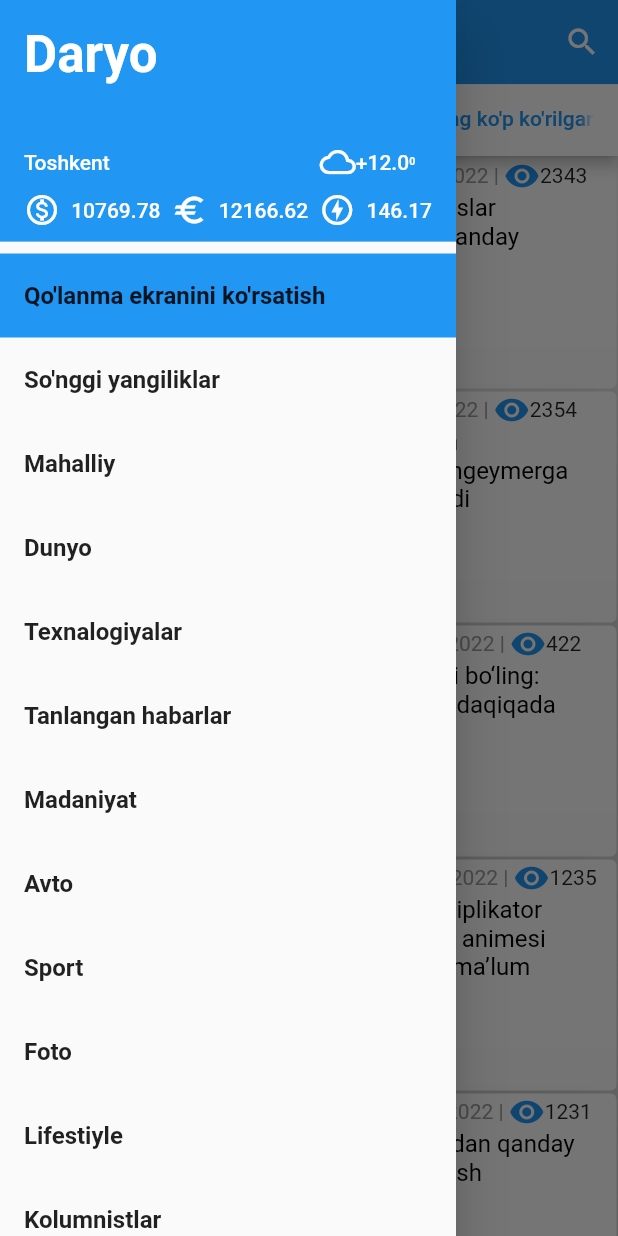
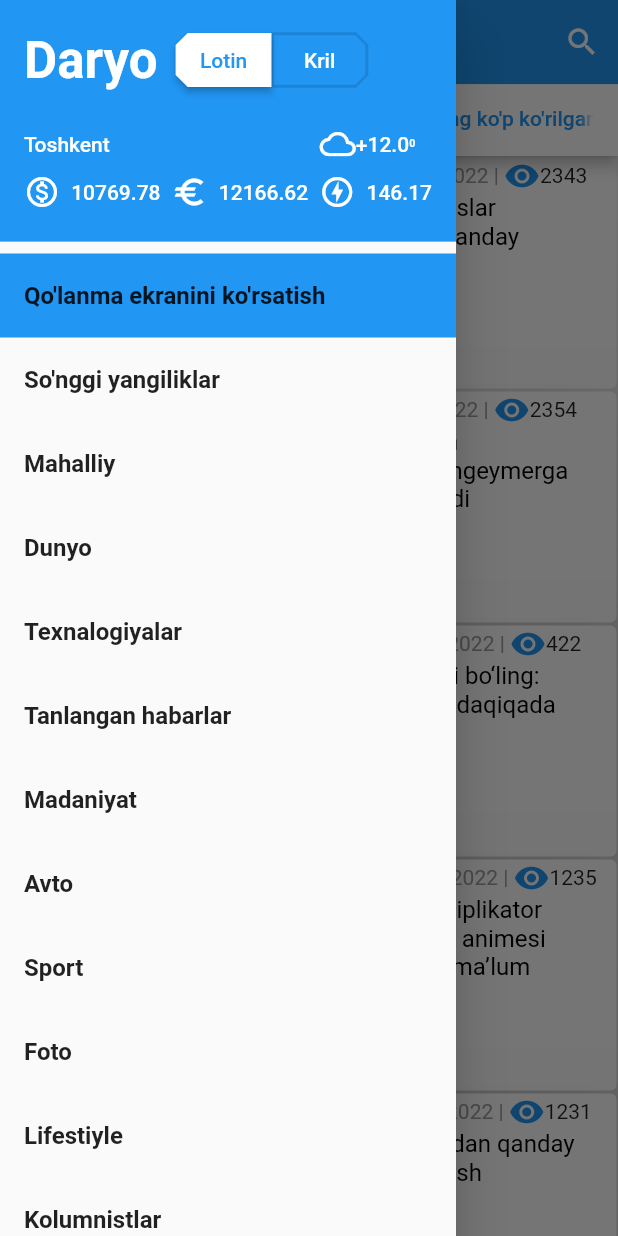
Before and after one commit to SanjarbekFayzullayev/Daryo-Uz-Clone-, a Flutter app: the screen it shows after launch, with the side drawer open, on a phone screen of 412 x 824 dp. Run offline on Flutter 3.47's test engine with Material 2 defaults, Android fonts, the light colour scheme and no system bars.

Commit message:
Drawer and language setting uloade

```diff
--- a/lib/main_menyu.dart
+++ b/lib/main_menyu.dart
@@ -28,20 +28,15 @@
               icon: const Icon(Icons.search),
             ),
           ],
-
-          bottom:
-          PreferredSize(
+          bottom: PreferredSize(
             preferredSize: const Size.fromHeight(48.05),
             child: Container(
               color: Colors.white,
               child: const TabBar(
-
                   overlayColor: MaterialStatePropertyAll(Colors.blue),
                   unselectedLabelColor: Colors.blue,
                   labelColor: Colors.blue,
-
                   indicatorColor: Colors.blue,
-
                   tabs: [
                     Tab(
                       text: "So'nggi Yangliklar",
@@ -52,13 +47,13 @@
                     Tab(
                       text: "Eng ko'p ko'rilganlar",
                     ),
-                     ]),),
+                  ]),
+            ),
           ),
         ),
         body: TabBarView(children: [
           ListView.builder(itemBuilder: (context, index) {
-           return Column(children:
-            [
+            return Column(children: [
               MyAppMain(
                 context,
                 listModul[0],
@@ -104,7 +99,6 @@
                 listModul[10],
               ),
             ]);
-
           }),
           endNews(context),
           theMostViewNews(context),
@@ -126,18 +120,46 @@
             crossAxisAlignment: CrossAxisAlignment.start,
             children: [
               Row(
-                children: const [
-                  Text(
+                children: [
+                  const Text(
                     "Daryo",
                     style: TextStyle(
                         fontWeight: FontWeight.bold,
                         fontSize: 34,
                         color: Colors.white),
                   ),
+                  const SizedBox(width: 12),
+                  ElevatedButton(
+                    style: ElevatedButton.styleFrom(
+                        backgroundColor: Colors.white,
+                        shape: const BeveledRectangleBorder(
+                          borderRadius: BorderRadius.horizontal(
+                            left: Radius.circular(8),
+                          ),
+                        )),
+                    onPressed: () {},
+                    child: const Text(
+                      "Lotin",
+                      style: TextStyle(color: Colors.blue),
+                    ),
+                  ),
+                  OutlinedButton(
+                    style: OutlinedButton.styleFrom(
+                        shape: const BeveledRectangleBorder(
+                      borderRadius: BorderRadius.horizontal(
+                        right: Radius.circular(8),
+                      ),
+                    )),
+                    onPressed: () {},
+                    child: const Text(
+                      "Kril",
+                      style: TextStyle(color: Colors.white),
+                    ),
+                  ),
                 ],
               ),
               const SizedBox(
-                height: 40,
+                height: 20,
               ),
               Row(
                 children: const [
@@ -166,7 +188,9 @@
               const SizedBox(
                 height: 8,
               ),
-              Row(mainAxisAlignment: MainAxisAlignment.spaceBetween, children: const [
+              Row(
+                  mainAxisAlignment: MainAxisAlignment.spaceBetween,
+                  children: const [
                     Icon(Icons.monetization_on_outlined, color: Colors.white),
                     Text(
                       "10769.78",
@@ -313,7 +337,7 @@
                   width: 110,
                 ),
                 Text(
-                  moduls.cloc + " | 10 dekabr 2022 | ",
+                  "${moduls.cloc} | 10 dekabr 2022 | ",
                   style: const TextStyle(color: Colors.grey),
                 ),
                 const Icon(Icons.visibility, color: Colors.blue),
@@ -321,18 +345,20 @@
               ],
             ),
             Row(
-
               children: [
                 Container(
                   color: Colors.yellow,
                   height: 120,
                   width: 110,
-                  child: Image.asset(moduls.imgUrl,fit: BoxFit.cover,),
+                  child: Image.asset(
+                    moduls.imgUrl,
+                    fit: BoxFit.cover,
+                  ),
                 ),
                 const SizedBox(
                   width: 10,
                 ),
-                Container(
+                SizedBox(
                   width: 270,
                   height: 130,
                   child: Text(
@@ -350,8 +376,10 @@
 }
 
 Widget endNews(BuildContext context) {
-  return ListView.builder(itemBuilder: (context, index) {
-    return Column( children: [
+  return ListView.builder(
+    itemBuilder: (context, index) {
+      return Column(
+        children: [
           MyAppMain(
             context,
             listModul[10],
@@ -396,15 +424,17 @@
             context,
             listModul[1],
           ),
-    ],);
+        ],
+      );
     },
-
   );
 }
 
 Widget theMostViewNews(BuildContext context) {
-  return ListView.builder(itemBuilder: (context, index) {
-    return Column(children: [
+  return ListView.builder(
+    itemBuilder: (context, index) {
+      return Column(
+        children: [
           MyAppMain(
             context,
             listModul[0],
@@ -449,8 +479,8 @@
             context,
             listModul[10],
           ),
-    ],);
+        ],
+      );
     },
-
   );
 }
```
Lines whose indentation alone changed are shown as unchanged.
